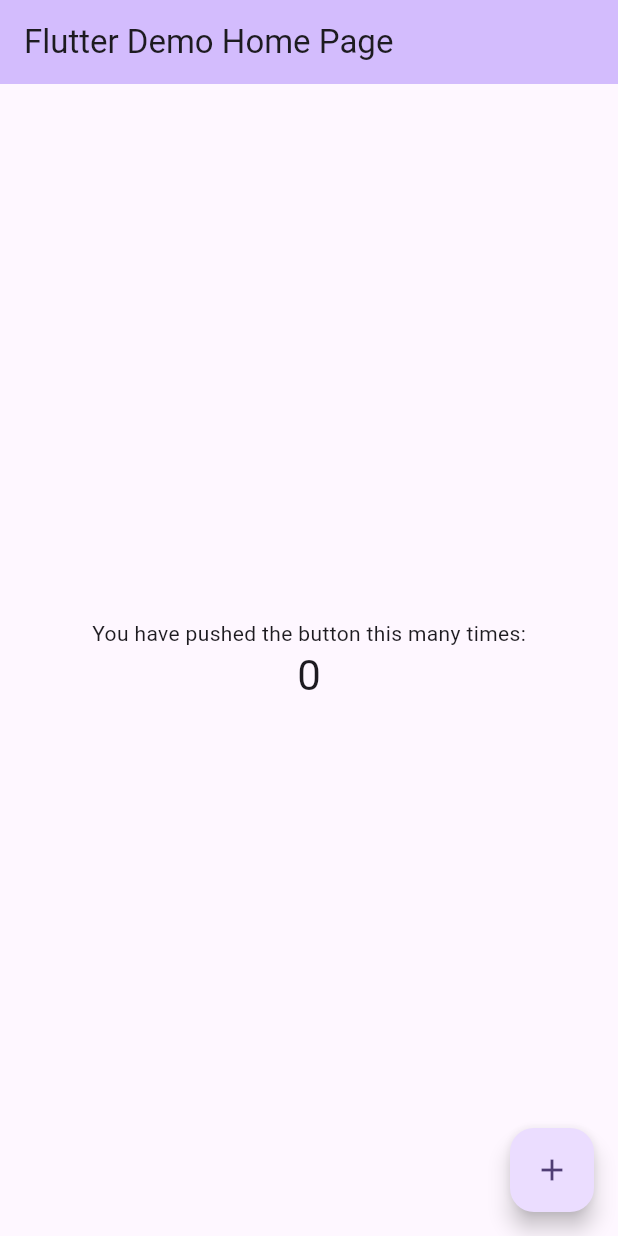
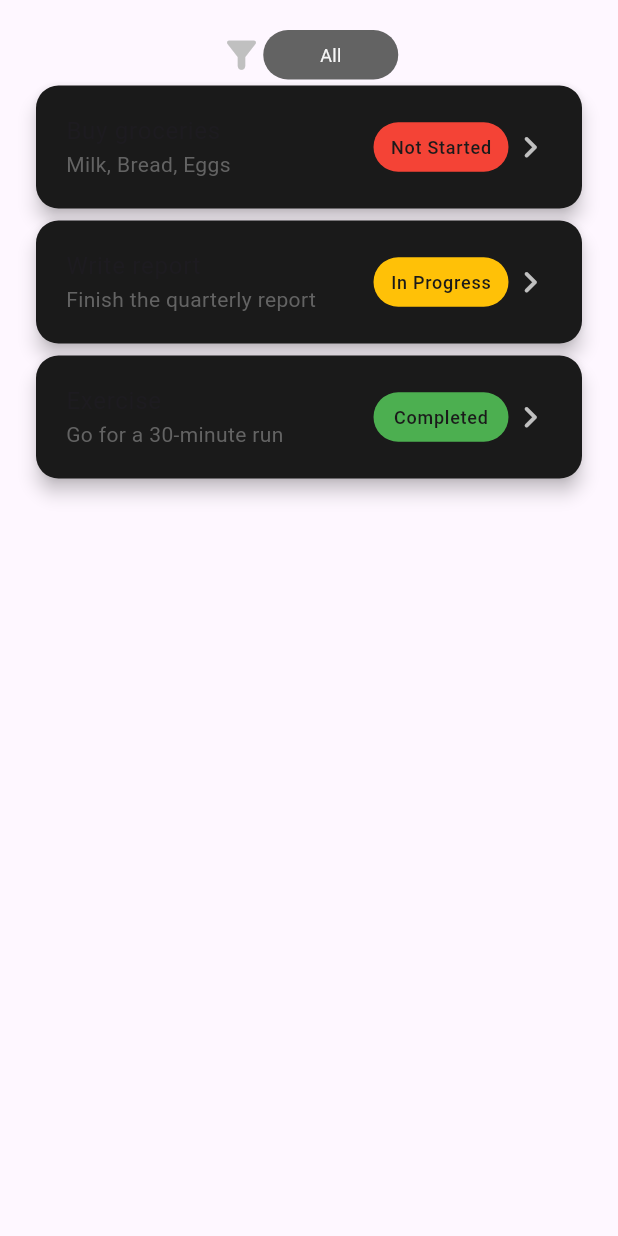
Before and after one commit to MohammedJafar72/todo_app, a Flutter app: the screen it shows after launch, on a phone screen of 412 x 824 dp. Run offline on Flutter 3.47's test engine with Material 3 defaults, Android fonts, the phone set to English and light mode, and no system bars.

Commit message:
worked on todo listing, todo tile styling, status widget styling, filter widget UI

```diff
--- /dev/null
+++ b/lib/core/constants.dart
@@ -0,0 +1,19 @@
+import 'package:flutter/material.dart';
+
+class AppColors {
+  static const Color primary = Color(0xFF1A1A1A);
+  static const Color secondary = Color(0xFF2D2D2D);
+  static const Color tertiary = Color.fromARGB(255, 99, 99, 99);
+  static const Color background = Color(0xFF121212);
+  static const Color textPrimary = Color(0xFFF7F7F7);
+  static const Color textSecondary = Color(0xFFBDBDBD);
+  static const Color textTertiary = Color(0xFF9E9E9E);
+  static const Color iconColor = Color.fromARGB(255, 192, 192, 192);
+}
+
+class TodoColors {
+  static const Color completed = Color(0xFF4CAF50);
+  static const Color inProgress = Color(0xFFFFC107);
+  static const Color notStarted = Color(0xFFF44336);
+  static const Color all = AppColors.tertiary;
+}
--- /dev/null
+++ b/lib/core/themes.dart
@@ -0,0 +1,49 @@
+import 'package:flutter/material.dart';
+
+class AppTheme {
+  static final ThemeData lightTheme = ThemeData(
+    brightness: Brightness.light,
+    primarySwatch: Colors.blue,
+    hintColor: Colors.blueAccent,
+    textTheme: const TextTheme(
+      displayLarge: TextStyle(color: Colors.black),
+      displayMedium: TextStyle(color: Colors.black),
+      displaySmall: TextStyle(color: Colors.black),
+      headlineLarge: TextStyle(color: Colors.black),
+      headlineMedium: TextStyle(color: Colors.black),
+      headlineSmall: TextStyle(color: Colors.black),
+      titleLarge: TextStyle(color: Colors.black),
+      titleMedium: TextStyle(color: Colors.black),
+      titleSmall: TextStyle(color: Colors.black),
+      bodyLarge: TextStyle(color: Colors.black),
+      bodyMedium: TextStyle(color: Colors.black),
+      bodySmall: TextStyle(color: Colors.black),
+      labelLarge: TextStyle(color: Colors.blue),
+      labelMedium: TextStyle(color: Colors.blue),
+      labelSmall: TextStyle(color: Colors.blueAccent),
+    ),
+  );
+
+  static final ThemeData darkTheme = ThemeData(
+    brightness: Brightness.dark,
+    primarySwatch: Colors.blueGrey,
+    hintColor: Colors.blueGrey[700],
+    textTheme: const TextTheme(
+      displayLarge: TextStyle(color: Colors.white),
+      displayMedium: TextStyle(color: Colors.white),
+      displaySmall: TextStyle(color: Colors.white),
+      headlineLarge: TextStyle(color: Colors.white),
+      headlineMedium: TextStyle(color: Colors.white),
+      headlineSmall: TextStyle(color: Colors.white),
+      titleLarge: TextStyle(color: Colors.white),
+      titleMedium: TextStyle(color: Colors.white),
+      titleSmall: TextStyle(color: Colors.white),
+      bodyLarge: TextStyle(color: Colors.white),
+      bodyMedium: TextStyle(color: Colors.white),
+      bodySmall: TextStyle(color: Colors.white),
+      labelLarge: TextStyle(color: Colors.blueGrey),
+      labelMedium: TextStyle(color: Colors.blueGrey),
+      labelSmall: TextStyle(color: Colors.blueGrey),
+    ),
+  );
+}
--- /dev/null
+++ b/lib/data/models/todo.dart
@@ -0,0 +1,36 @@
+import 'package:uuid/uuid.dart';
+
+final Uuid _uuid = Uuid();
+
+class Todo {
+  final String id;
+  final String title;
+  final String description;
+  final TodoStatus status;
+
+  Todo({
+    required this.title,
+    this.description = "No description",
+    this.status = TodoStatus.notStarted,
+  }) : id = _uuid.v4();
+}
+
+enum TodoStatus { notStarted, inProgress, completed, all }
+
+List<Todo> todos = [
+  Todo(
+    title: "Buy groceries",
+    description: "Milk, Bread, Eggs",
+    status: TodoStatus.notStarted,
+  ),
+  Todo(
+    title: "Write report",
+    description: "Finish the quarterly report",
+    status: TodoStatus.inProgress,
+  ),
+  Todo(
+    title: "Exercise",
+    description: "Go for a 30-minute run",
+    status: TodoStatus.completed,
+  ),
+];
--- a/lib/main.dart
+++ b/lib/main.dart
@@ -1,4 +1,6 @@
 import 'package:flutter/material.dart';
+import 'package:todo_app/core/themes.dart';
+import 'package:todo_app/presentation/screens/todo_screen.dart';
 
 void main() {
   runApp(const MyApp());
@@ -7,119 +9,14 @@ void main() {
 class MyApp extends StatelessWidget {
   const MyApp({super.key});
 
-  // This widget is the root of your application.
   @override
   Widget build(BuildContext context) {
     return MaterialApp(
-      title: 'Flutter Demo',
-      theme: ThemeData(
-        // This is the theme of your application.
-        //
-        // TRY THIS: Try running your application with "flutter run". You'll see
-        // the application has a purple toolbar. Then, without quitting the app,
-        // try changing the seedColor in the colorScheme below to Colors.green
-        // and then invoke "hot reload" (save your changes or press the "hot
-        // reload" button in a Flutter-supported IDE, or press "r" if you used
-        // the command line to start the app).
-        //
-        // Notice that the counter didn't reset back to zero; the application
-        // state is not lost during the reload. To reset the state, use hot
-        // restart instead.
-        //
-        // This works for code too, not just values: Most code changes can be
-        // tested with just a hot reload.
-        colorScheme: ColorScheme.fromSeed(seedColor: Colors.deepPurple),
-        useMaterial3: true,
-      ),
-      home: const MyHomePage(title: 'Flutter Demo Home Page'),
+      debugShowCheckedModeBanner: false,
+      theme: AppTheme.lightTheme,
+      darkTheme: AppTheme.darkTheme,
+      themeMode: ThemeMode.system,
+      home: TodoScreen(),
     );
   }
 }
-
-class MyHomePage extends StatefulWidget {
-  const MyHomePage({super.key, required this.title});
-
-  // This widget is the home page of your application. It is stateful, meaning
-  // that it has a State object (defined below) that contains fields that affect
-  // how it looks.
-
-  // This class is the configuration for the state. It holds the values (in this
-  // case the title) provided by the parent (in this case the App widget) and
-  // used by the build method of the State. Fields in a Widget subclass are
-  // always marked "final".
-
-  final String title;
-
-  @override
-  State<MyHomePage> createState() => _MyHomePageState();
-}
-
-class _MyHomePageState extends State<MyHomePage> {
-  int _counter = 0;
-
-  void _incrementCounter() {
-    setState(() {
-      // This call to setState tells the Flutter framework that something has
-      // changed in this State, which causes it to rerun the build method below
-      // so that the display can reflect the updated values. If we changed
-      // _counter without calling setState(), then the build method would not be
-      // called again, and so nothing would appear to happen.
-      _counter++;
-    });
-  }
-
-  @override
-  Widget build(BuildContext context) {
-    // This method is rerun every time setState is called, for instance as done
-    // by the _incrementCounter method above.
-    //
-    // The Flutter framework has been optimized to make rerunning build methods
-    // fast, so that you can just rebuild anything that needs updating rather
-    // than having to individually change instances of widgets.
-    return Scaffold(
-      appBar: AppBar(
-        // TRY THIS: Try changing the color here to a specific color (to
-        // Colors.amber, perhaps?) and trigger a hot reload to see the AppBar
-        // change color while the other colors stay the same.
-        backgroundColor: Theme.of(context).colorScheme.inversePrimary,
-        // Here we take the value from the MyHomePage object that was created by
-        // the App.build method, and use it to set our appbar title.
-        title: Text(widget.title),
-      ),
-      body: Center(
-        // Center is a layout widget. It takes a single child and positions it
-        // in the middle of the parent.
-        child: Column(
-          // Column is also a layout widget. It takes a list of children and
-          // arranges them vertically. By default, it sizes itself to fit its
-          // children horizontally, and tries to be as tall as its parent.
-          //
-          // Column has various properties to control how it sizes itself and
-          // how it positions its children. Here we use mainAxisAlignment to
-          // center the children vertically; the main axis here is the vertical
-          // axis because Columns are vertical (the cross axis would be
-          // horizontal).
-          //
-          // TRY THIS: Invoke "debug painting" (choose the "Toggle Debug Paint"
-          // action in the IDE, or press "p" in the console), to see the
-          // wireframe for each widget.
-          mainAxisAlignment: MainAxisAlignment.center,
-          children: <Widget>[
-            const Text(
-              'You have pushed the button this many times:',
-            ),
-            Text(
-              '$_counter',
-              style: Theme.of(context).textTheme.headlineMedium,
-            ),
-          ],
-        ),
-      ),
-      floatingActionButton: FloatingActionButton(
-        onPressed: _incrementCounter,
-        tooltip: 'Increment',
-        child: const Icon(Icons.add),
-      ), // This trailing comma makes auto-formatting nicer for build methods.
-    );
-  }
-}
--- /dev/null
+++ b/lib/presentation/screens/todo_screen.dart
@@ -0,0 +1,59 @@
+import 'package:flutter/material.dart';
+import 'package:todo_app/core/constants.dart';
+import 'package:todo_app/data/models/todo.dart';
+import 'package:todo_app/presentation/widgets/todo_filter.dart';
+import 'package:todo_app/presentation/widgets/todo_status_widget.dart';
+
+class TodoScreen extends StatelessWidget {
+  const TodoScreen({super.key});
+
+  @override
+  Widget build(BuildContext context) {
+    return Scaffold(
+      body: SafeArea(
+        child: Padding(
+          padding: const EdgeInsets.all(20.0),
+          child: Column(
+            children: [
+              TodoFilter(),
+              Expanded(
+                child: ListView.builder(
+                  itemCount: todos.length,
+                  itemBuilder: (context, index) {
+                    final Todo todo = todos[index];
+                    final TodoStatus status = todo.status;
+                    return Card(
+                      shape: RoundedRectangleBorder(
+                        borderRadius: BorderRadius.circular(15),
+                      ),
+                      elevation: 5,
+                      color: AppColors.primary,
+                      child: ListTile(
+                        contentPadding:
+                            EdgeInsets.symmetric(horizontal: 20, vertical: 5),
+                        title: Text(todo.title),
+                        subtitle: Text(
+                          todo.description,
+                          style: TextStyle(color: AppColors.tertiary),
+                        ),
+                        trailing: Row(
+                          crossAxisAlignment: CrossAxisAlignment.center,
+                          mainAxisSize: MainAxisSize.min,
+                          children: [
+                            TodoStatusWidget(status: status),
+                            Icon(Icons.chevron_right_rounded,
+                                size: 29, color: AppColors.iconColor)
+                          ],
+                        ),
+                      ),
+                    );
+                  },
+                ),
+              ),
+            ],
+          ),
+        ),
+      ),
+    );
+  }
+}
--- /dev/null
+++ b/lib/presentation/widgets/todo_filter.dart
@@ -0,0 +1,24 @@
+import 'package:flutter/material.dart';
+import 'package:todo_app/core/constants.dart';
+import 'package:todo_app/data/models/todo.dart';
+import 'package:todo_app/presentation/widgets/todo_status_widget.dart';
+
+class TodoFilter extends StatelessWidget {
+  const TodoFilter({super.key});
+
+  @override
+  Widget build(BuildContext context) {
+    return Row(
+      mainAxisAlignment: MainAxisAlignment.center,
+      mainAxisSize: MainAxisSize.min,
+      children: [
+        Icon(
+          Icons.filter_alt_rounded,
+          size: 29,
+          color: AppColors.iconColor,
+        ),
+        TodoStatusWidget(status: TodoStatus.all)
+      ],
+    );
+  }
+}
--- /dev/null
+++ b/lib/presentation/widgets/todo_status_widget.dart
@@ -0,0 +1,52 @@
+import 'package:flutter/material.dart';
+import 'package:todo_app/core/constants.dart';
+import 'package:todo_app/data/models/todo.dart';
+
+class TodoStatusWidget extends StatelessWidget {
+  final TodoStatus status;
+  const TodoStatusWidget({
+    super.key,
+    required this.status,
+  });
+
+  String get statusText {
+    switch (status) {
+      case TodoStatus.completed:
+        return 'Completed';
+      case TodoStatus.inProgress:
+        return 'In Progress';
+      case TodoStatus.notStarted:
+        return 'Not Started';
+      case TodoStatus.all:
+        return 'All';
+    }
+  }
+
+  @override
+  Widget build(BuildContext context) {
+    return Container(
+      width: 90,
+      height: 33,
+      decoration: BoxDecoration(
+        color: status == TodoStatus.completed
+            ? TodoColors.completed
+            : status == TodoStatus.inProgress
+                ? TodoColors.inProgress
+                : status == TodoStatus.notStarted
+                    ? TodoColors.notStarted
+                    : TodoColors.all,
+        borderRadius: BorderRadiusDirectional.circular(20),
+      ),
+      child: Center(
+        child: Text(
+          statusText,
+          style: TextStyle(
+              color: status == TodoStatus.all
+                  ? AppColors.textPrimary
+                  : AppColors.primary,
+              fontSize: 12),
+        ),
+      ),
+    );
+  }
+}
--- a/pubspec.yaml
+++ b/pubspec.yaml
@@ -34,6 +34,8 @@ dependencies:
   # The following adds the Cupertino Icons font to your application.
   # Use with the CupertinoIcons class for iOS style icons.
   cupertino_icons: ^1.0.8
+  uuid: ^4.5.1
+  flutter_riverpod: ^2.6.1
 
 dev_dependencies:
   flutter_test:
```
Also changed, not shown: lib/core/utilities.dart (added), pubspec.lock.
